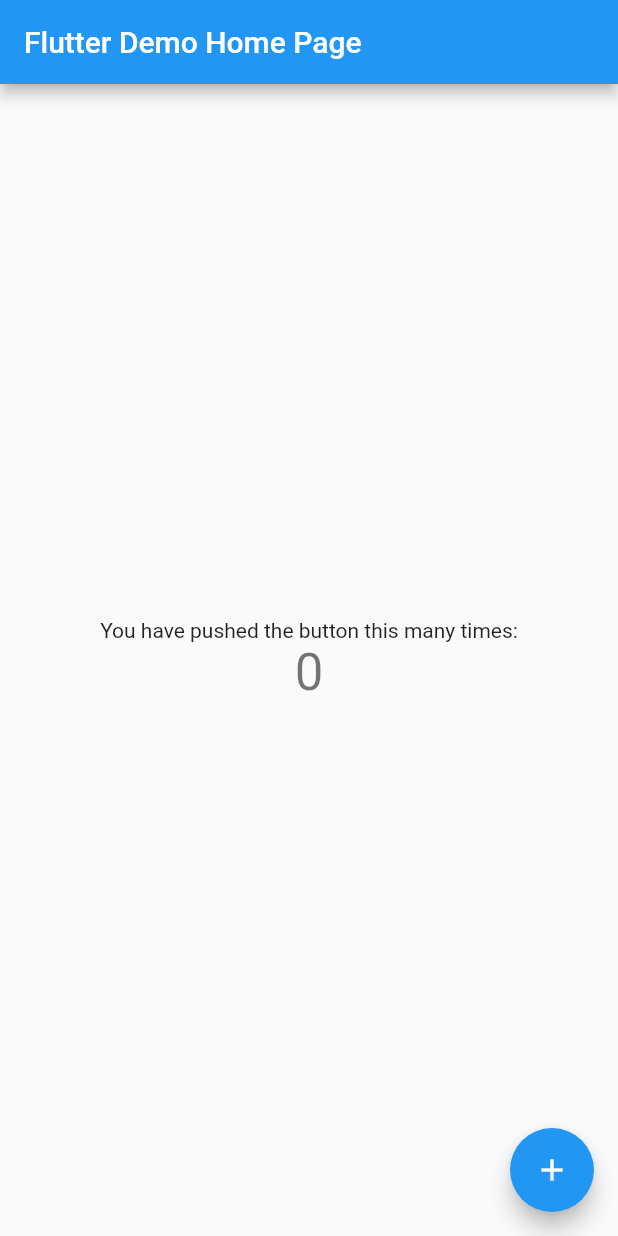
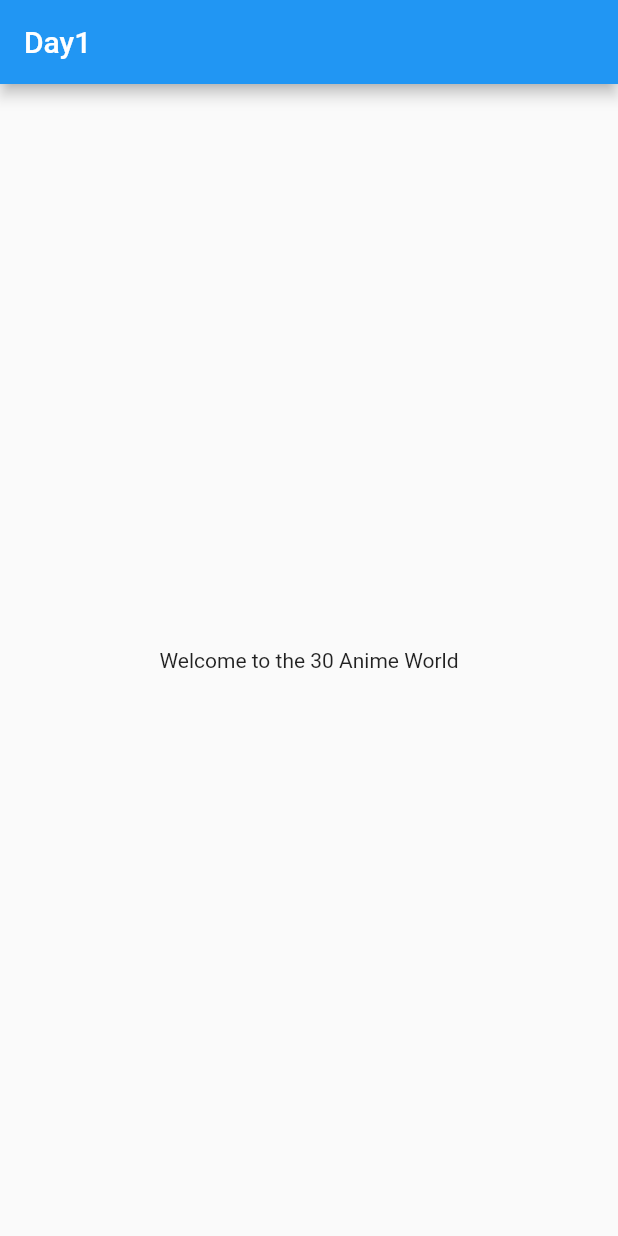
Before and after one commit to nanorooter/30days_flutter, a Flutter app: the screen it shows after launch, on a phone screen of 412 x 824 dp. Run offline on Flutter 3.47's test engine with Material 2 defaults, Android fonts, the phone set to English and light mode, and no system bars.

Commit message:
day2 wer

```diff
--- /dev/null
+++ b/lib/home_page.dart
@@ -0,0 +1,16 @@
+import 'package:flutter/material.dart';
+
+class Homepage extends StatelessWidget {
+  int days = 30;
+  @override
+  Widget build(BuildContext context) {
+    return Scaffold(
+      appBar: AppBar(
+        title: Text('Day1'),
+      ),
+      body: Center(
+        child: Text('Welcome to the $days Anime World'),
+      ),
+    );
+  }
+}
--- a/lib/main.dart
+++ b/lib/main.dart
@@ -1,113 +1,13 @@
 import 'package:flutter/material.dart';
+import 'package:flutter_recipe/home_page.dart';
 
 void main() {
   runApp(MyApp());
 }
 
 class MyApp extends StatelessWidget {
-  // This widget is the root of your application.
   @override
   Widget build(BuildContext context) {
-    return MaterialApp(
-      title: 'Flutter Demo',
-      theme: ThemeData(
-        // This is the theme of your application.
-        //
-        // Try running your application with "flutter run". You'll see the
-        // application has a blue toolbar. Then, without quitting the app, try
-        // changing the primarySwatch below to Colors.green and then invoke
-        // "hot reload" (press "r" in the console where you ran "flutter run",
-        // or simply save your changes to "hot reload" in a Flutter IDE).
-        // Notice that the counter didn't reset back to zero; the application
-        // is not restarted.
-        primarySwatch: Colors.blue,
-      ),
-      home: MyHomePage(title: 'Flutter Demo Home Page'),
-    );
+    return MaterialApp(debugShowCheckedModeBanner: false, home: Homepage());
   }
 }
-
-class MyHomePage extends StatefulWidget {
-  MyHomePage({Key? key, required this.title}) : super(key: key);
-
-  // This widget is the home page of your application. It is stateful, meaning
-  // that it has a State object (defined below) that contains fields that affect
-  // how it looks.
-
-  // This class is the configuration for the state. It holds the values (in this
-  // case the title) provided by the parent (in this case the App widget) and
-  // used by the build method of the State. Fields in a Widget subclass are
-  // always marked "final".
-
-  final String title;
-
-  @override
-  _MyHomePageState createState() => _MyHomePageState();
-}
-
-class _MyHomePageState extends State<MyHomePage> {
-  int _counter = 0;
-
-  void _incrementCounter() {
-    setState(() {
-      // This call to setState tells the Flutter framework that something has
-      // changed in this State, which causes it to rerun the build method below
-      // so that the display can reflect the updated values. If we changed
-      // _counter without calling setState(), then the build method would not be
-      // called again, and so nothing would appear to happen.
-      _counter++;
-    });
-  }
-
-  @override
-  Widget build(BuildContext context) {
-    // This method is rerun every time setState is called, for instance as done
-    // by the _incrementCounter method above.
-    //
-    // The Flutter framework has been optimized to make rerunning build methods
-    // fast, so that you can just rebuild anything that needs updating rather
-    // than having to individually change instances of widgets.
-    return Scaffold(
-      appBar: AppBar(
-        // Here we take the value from the MyHomePage object that was created by
-        // the App.build method, and use it to set our appbar title.
-        title: Text(widget.title),
-      ),
-      body: Center(
-        // Center is a layout widget. It takes a single child and positions it
-        // in the middle of the parent.
-        child: Column(
-          // Column is also a layout widget. It takes a list of children and
-          // arranges them vertically. By default, it sizes itself to fit its
-          // children horizontally, and tries to be as tall as its parent.
-          //
-          // Invoke "debug painting" (press "p" in the console, choose the
-          // "Toggle Debug Paint" action from the Flutter Inspector in Android
-          // Studio, or the "Toggle Debug Paint" command in Visual Studio Code)
-          // to see the wireframe for each widget.
-          //
-          // Column has various properties to control how it sizes itself and
-          // how it positions its children. Here we use mainAxisAlignment to
-          // center the children vertically; the main axis here is the vertical
-          // axis because Columns are vertical (the cross axis would be
-          // horizontal).
-          mainAxisAlignment: MainAxisAlignment.center,
-          children: <Widget>[
-            Text(
-              'You have pushed the button this many times:',
-            ),
-            Text(
-              '$_counter',
-              style: Theme.of(context).textTheme.headline4,
-            ),
-          ],
-        ),
-      ),
-      floatingActionButton: FloatingActionButton(
-        onPressed: _incrementCounter,
-        tooltip: 'Increment',
-        child: Icon(Icons.add),
-      ), // This trailing comma makes auto-formatting nicer for build methods.
-    );
-  }
-}
```
